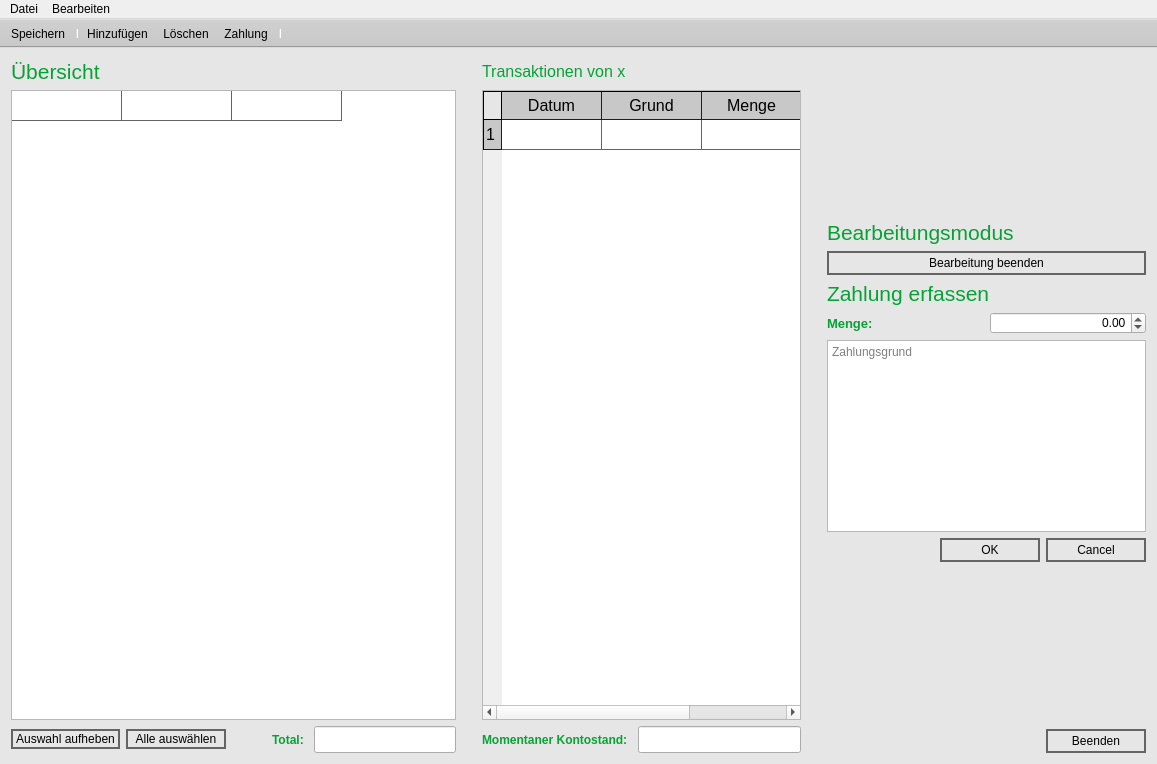
First picture: the form in mainwindow.ui, repository Snickers03/KlassenkassenManager, before the edit.
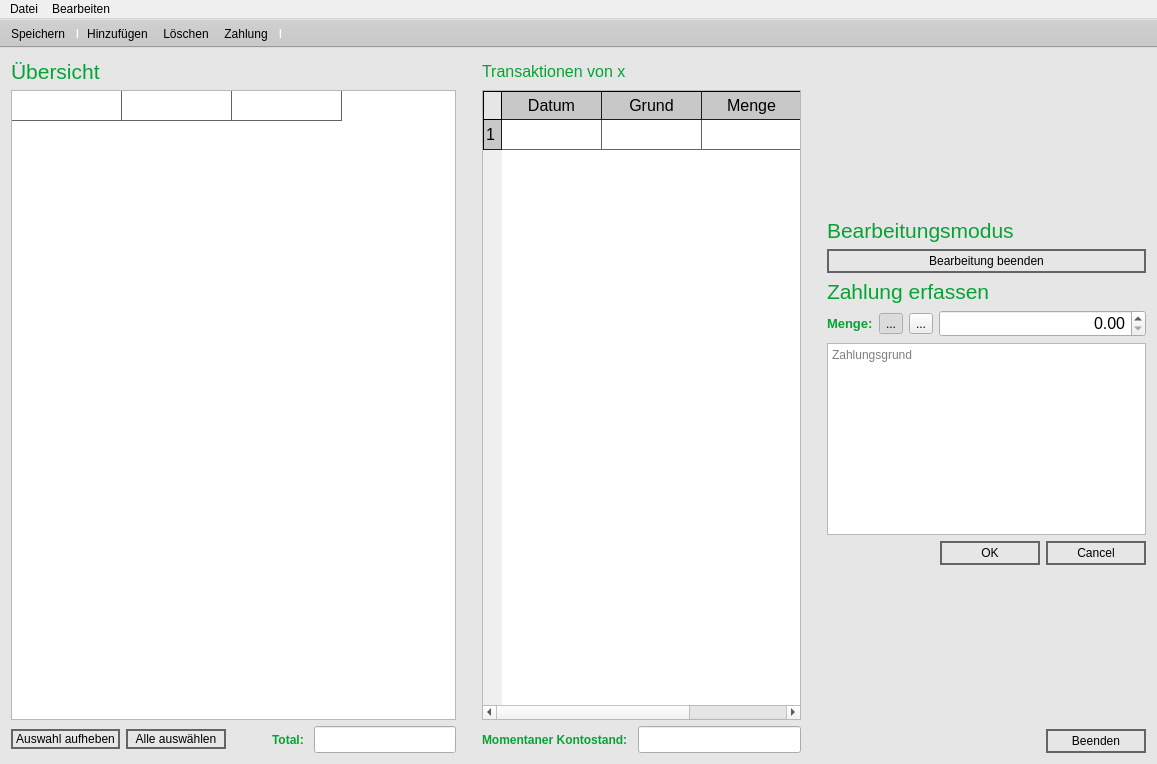
Second picture: the form after the edit. Icons and pictures are not drawn.

Commit message: plus/minus button

Diff of the .ui file:
```diff
--- a/mainwindow.ui
+++ b/mainwindow.ui
@@ -527,11 +527,91 @@
           </property>
          </widget>
         </item>
+        <item>
+         <widget class="QToolButton" name="plusToolButton">
+          <property name="toolTip">
+           <string extracomment="Hinzufügen">Hinzufügen</string>
+          </property>
+          <property name="toolTipDuration">
+           <number>0</number>
+          </property>
+          <property name="text">
+           <string>...</string>
+          </property>
+          <property name="icon">
+           <iconset>
+            <normalon>:/images/images/icons8-plus-96.png</normalon>
+           </iconset>
+          </property>
+          <property name="iconSize">
+           <size>
+            <width>22</width>
+            <height>22</height>
+           </size>
+          </property>
+          <property name="checkable">
+           <bool>true</bool>
+          </property>
+          <property name="checked">
+           <bool>true</bool>
+          </property>
+          <property name="autoExclusive">
+           <bool>true</bool>
+          </property>
+         </widget>
+        </item>
+        <item>
+         <widget class="QToolButton" name="minusToolButton">
+          <property name="toolTip">
+           <string extracomment="Abziehen">Abziehen</string>
+          </property>
+          <property name="toolTipDuration">
+           <number>0</number>
+          </property>
+          <property name="text">
+           <string>...</string>
+          </property>
+          <property name="icon">
+           <iconset>
+            <normalon>:/images/images/icons8-minus-96.png</normalon>
+           </iconset>
+          </property>
+          <property name="iconSize">
+           <size>
+            <width>22</width>
+            <height>22</height>
+           </size>
+          </property>
+          <property name="checkable">
+           <bool>true</bool>
+          </property>
+          <property name="autoExclusive">
+           <bool>true</bool>
+          </property>
+         </widget>
+        </item>
         <item>
          <widget class="QDoubleSpinBox" name="balanceSpinBox">
           <property name="enabled">
            <bool>true</bool>
           </property>
+          <property name="sizePolicy">
+           <sizepolicy hsizetype="Expanding" vsizetype="Fixed">
+            <horstretch>0</horstretch>
+            <verstretch>0</verstretch>
+           </sizepolicy>
+          </property>
+          <property name="minimumSize">
+           <size>
+            <width>0</width>
+            <height>24</height>
+           </size>
+          </property>
+          <property name="font">
+           <font>
+            <pointsize>12</pointsize>
+           </font>
+          </property>
           <property name="layoutDirection">
            <enum>Qt::LeftToRight</enum>
           </property>
@@ -539,7 +619,7 @@
            <set>Qt::AlignRight|Qt::AlignTrailing|Qt::AlignVCenter</set>
           </property>
           <property name="minimum">
-           <double>-9999999.990000000223517</double>
+           <double>0.000000000000000</double>
           </property>
           <property name="maximum">
            <double>9999999.990000000223517</double>
```
Left out of the diff: 15 changed lines with no effect on the pictures. The commit also changes 4 other files.
